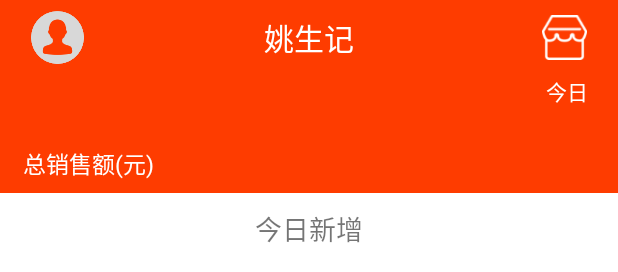
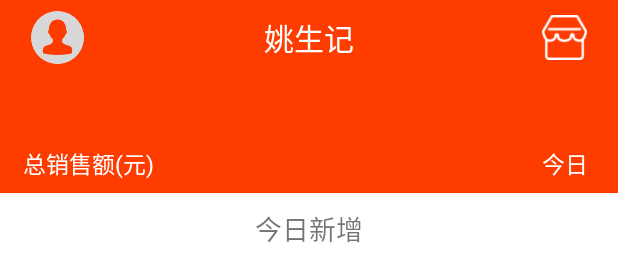
Before and after one commit to huotuinc/Android_HuobanMall_Seller, an Android app: the layout activity_main.xml on its own in the app's theme, with its tools: preview values and no code run, on a phone screen of 412 x 824 dp. Shown: the top 272 px of the screen. Run offline under Robolectric (Android 15) with nearby library versions, the light colour scheme and no system bars; plain views replace LineChart.

Commit message:
modify ui

```diff
--- a/gradle.properties
+++ b/gradle.properties
@@ -21,5 +21,5 @@ MINSDKVERSION=8
 TARGETSDKVERSION =22
 BUILD_TOOLS_VERSION=22.0.1
 COMPILE_SDK_VERSION=22
-SELLER_VERSIONCODE=12
-SELLER_VERSIONNAME=1.0.11
+SELLER_VERSIONCODE=13
+SELLER_VERSIONNAME=1.0.12
--- a/seller/src/main/res/layout/activity_main.xml
+++ b/seller/src/main/res/layout/activity_main.xml
@@ -43,8 +43,9 @@
             android:layout_height="wrap_content" />
         <TextView
             android:id="@+id/main_today"
-            android:layout_alignTop="@id/main_todyMoney"
+            android:layout_alignBottom="@+id/main_todayMoneyLabel"
             android:layout_marginRight="20dp"
+            android:textSize="@dimen/text_size_15"
             android:layout_alignParentRight="true"
             android:textColor="@android:color/white"
             android:layout_width="wrap_content"
```
Also changed, not shown: seller/src/main/java/com/huotu/huobanmall/seller/activity/MainActivity.java (+7 -0 lines).
